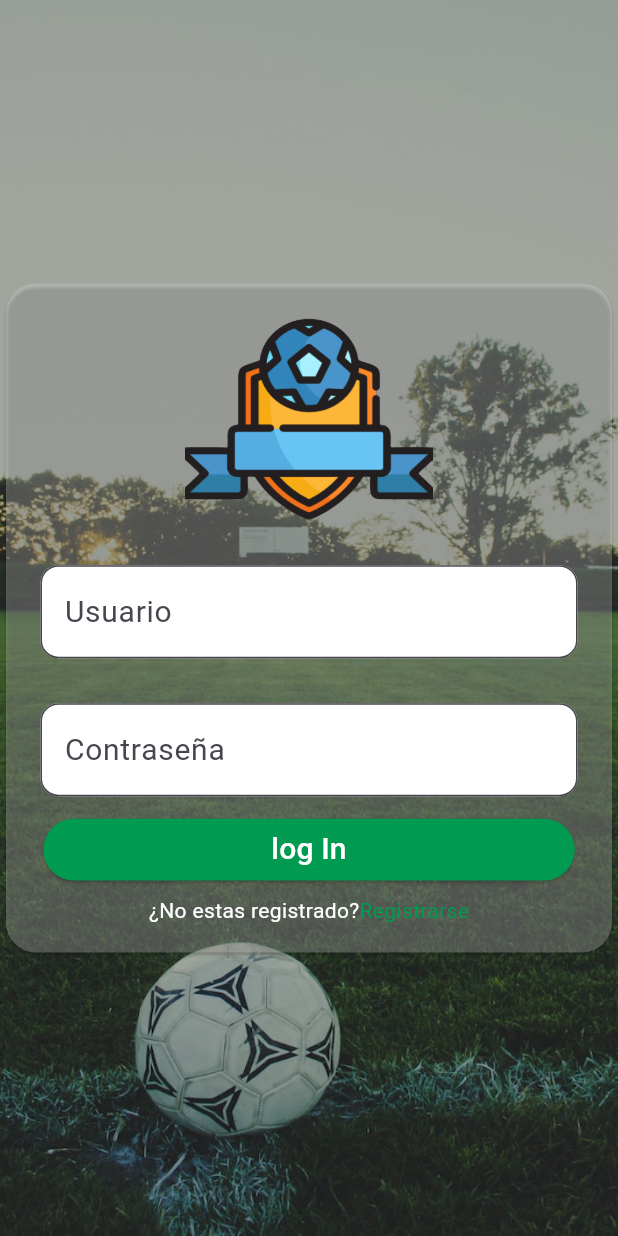
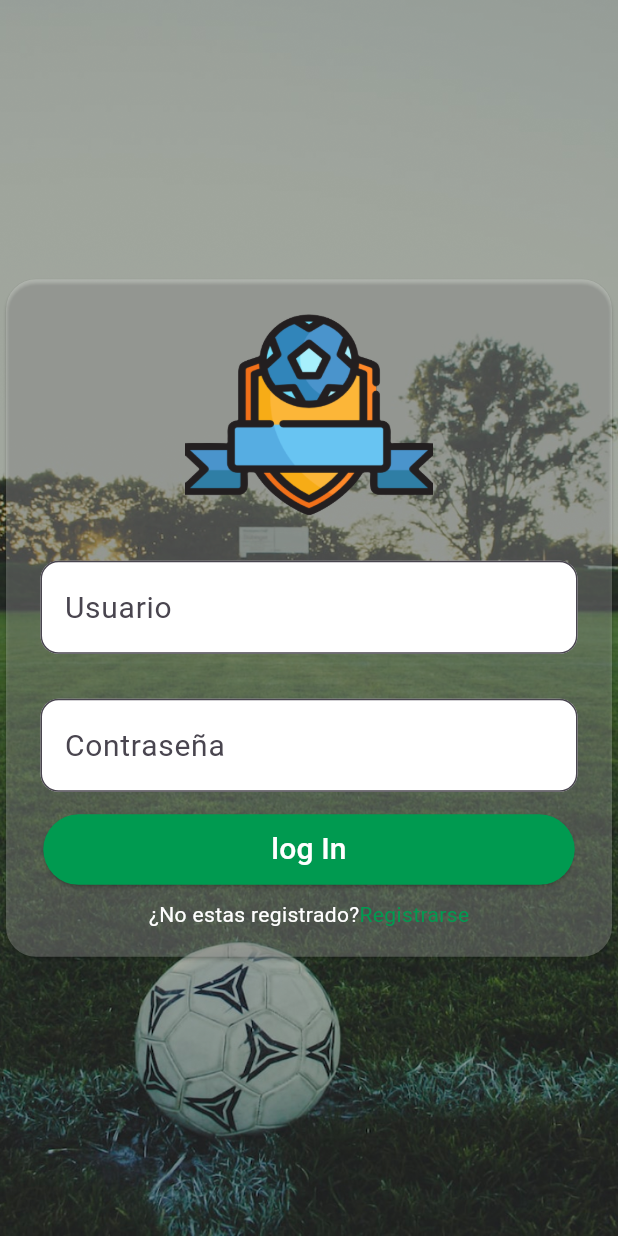
Before and after one commit to edgardo070720/tus_canchas_app, a Flutter app: the Login screen opened by its route, on a phone screen of 412 x 824 dp. Run offline on Flutter 3.47's test engine with Material 2 defaults, Android fonts, the phone set to English and light mode, and no system bars.

Commit message:
mejoras al login y la pagina de registro

```diff
--- a/lib/ui/app.dart
+++ b/lib/ui/app.dart
@@ -1,4 +1,5 @@
 import 'package:flutter/material.dart';
+import 'package:tus_canchas_app/ui/pages/auth/register.dart';
 
 import 'pages/auth/login.dart';
 
@@ -11,9 +12,11 @@ class MyApp extends StatelessWidget {
       debugShowCheckedModeBanner: false,
       title: 'Material App',
       theme: ThemeData(primarySwatch: Colors.grey,useMaterial3: true ),
-      home:const Login(),
+      initialRoute: "/user_register",
       routes: {
         "/login":(context) => const Login(),
+        "/user_register":(context) => const RegisterUser(),
+
       },
     );
   }
--- a/lib/ui/pages/auth/login.dart
+++ b/lib/ui/pages/auth/login.dart
@@ -25,7 +25,7 @@ class Login extends StatelessWidget {
               shape: RoundedRectangleBorder(
                 borderRadius: BorderRadius.circular(20.0),
               ),
-              color: Colors.white24,
+              color:const Color.fromARGB(56, 255, 255, 255),
               child: Padding(
                 padding: const EdgeInsets.all(8.0),
                 child: Column(
@@ -45,18 +45,18 @@ class Login extends StatelessWidget {
                         )
                       ],
                     ),
-                    TextFieldLogin(
+                    TextFieldLoginRegister(
                         text_controller: user_text_controller,
                         text: 'Usuario',
                         password: false),
-                    TextFieldLogin(
+                    TextFieldLoginRegister(
                       text_controller: password_text_controller,
                       text: 'Contraseña',
                       password: true,
                     ),
                     SizedBox(
                       width: MediaQuery.of(context).size.width * 0.86,
-                      height: MediaQuery.of(context).size.height * 0.05,
+                      height: MediaQuery.of(context).size.height * 0.057,
                       child: ElevatedButton(
                         style: ButtonStyle(
                             backgroundColor: MaterialStateProperty.all(
--- a/lib/ui/pages/auth/widgets_login.dart
+++ b/lib/ui/pages/auth/widgets_login.dart
@@ -1,7 +1,7 @@
 import 'package:flutter/material.dart';
 
-class TextFieldLogin extends StatelessWidget {
-  const TextFieldLogin({
+class TextFieldLoginRegister extends StatelessWidget {
+  const TextFieldLoginRegister({
     super.key,
     required this.text_controller,required this.text, required this.password
   });
```
Also changed, not shown: pubspec.lock, 1 other file.
